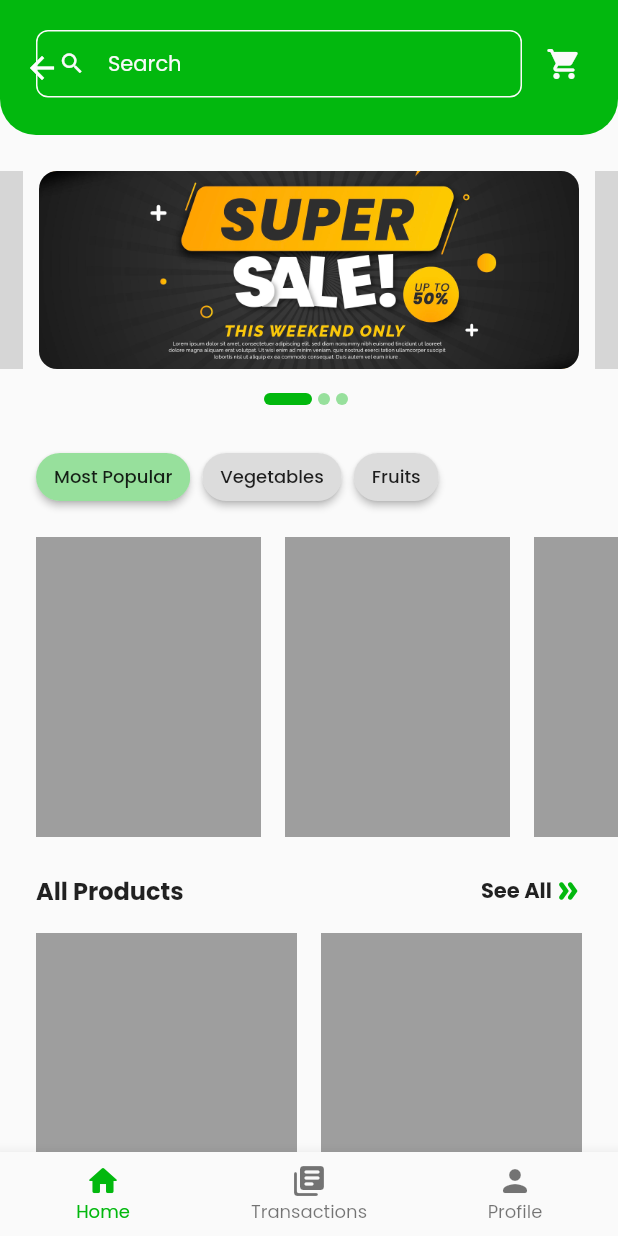
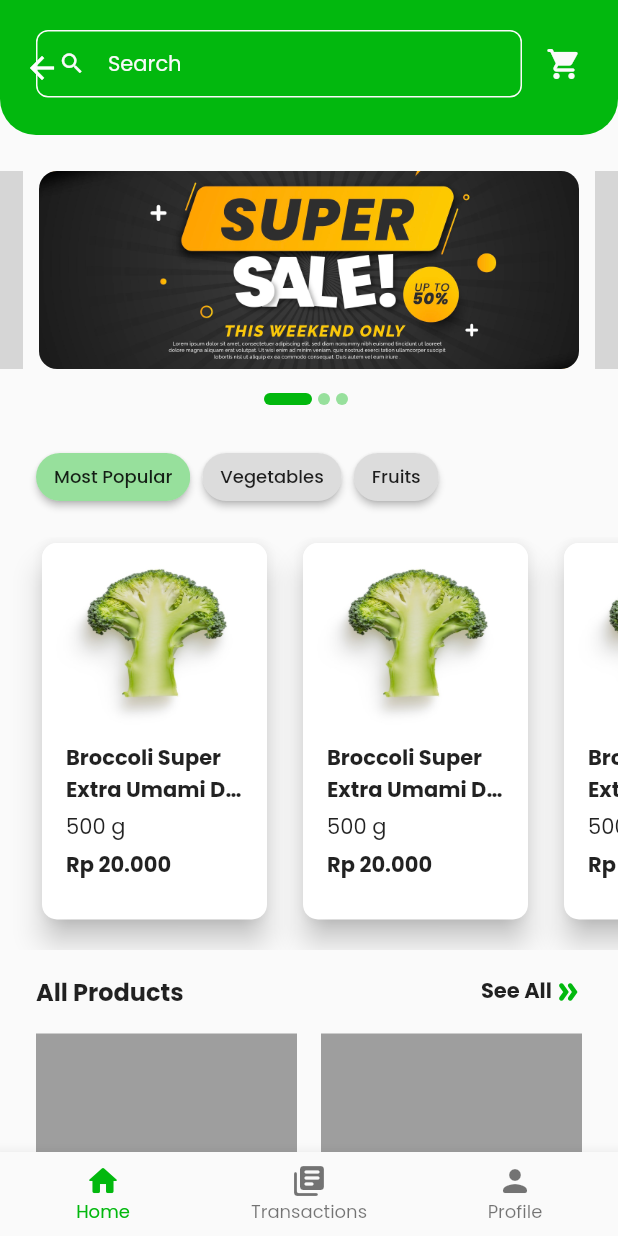
Before and after one commit to stanleymesa/segarbox_flutter, a Flutter app: the HomeView screen opened by its route, on a phone screen of 412 x 824 dp. Run offline on Flutter 3.47's test engine with Material 2 defaults, Android fonts, the phone set to English and light mode, and no system bars; our stand-ins replace get, google_fonts, lottie; grey boxes are pictures that could not be loaded.

Commit message:
Home Page 1.1

```diff
--- a/lib/app/modules/home/views/home_view.dart
+++ b/lib/app/modules/home/views/home_view.dart
@@ -85,7 +85,7 @@ class HomePage extends StatelessWidget {
               ),
               HorizontalListView1(),
               SizedBox(
-                height: 24,
+                height: 16,
               ),
               AllProductsTitle(),
               SizedBox(
@@ -118,9 +118,12 @@ class GridView1 extends StatelessWidget {
         shrinkWrap: true,
         primary: false,
         gridDelegate: SliverGridDelegateWithFixedCrossAxisCount(
-            crossAxisCount: 2, mainAxisSpacing: 16, crossAxisSpacing: 16),
+          crossAxisCount: 2,
+          mainAxisSpacing: 16,
+          crossAxisSpacing: 16,
+          childAspectRatio: 0.65,
+        ),
         itemBuilder: (context, index) => Container(
-          height: 200,
           color: Colors.grey,
         ),
       ),
@@ -171,15 +174,69 @@ class HorizontalListView1 extends StatelessWidget {
   @override
   Widget build(BuildContext context) {
     return SizedBox(
-      height: 200,
+      height: 275,
       child: ListView.separated(
-          padding: EdgeInsets.symmetric(horizontal: 24),
+          padding: EdgeInsets.fromLTRB(24, 0, 24, 16),
           scrollDirection: Axis.horizontal,
           itemBuilder: (context, index) => (index != 10)
-              ? Container(
-                  width: 150,
-                  color: Colors.grey,
-                )
+              ? Card(
+                  color: Colors.white,
+                  elevation: 8,
+                  shape: RoundedRectangleBorder(
+                    borderRadius: BorderRadius.all(Radius.circular(10)),
+                  ),
+                  child: SizedBox(
+                    width: 150,
+                    child: Column(
+                      crossAxisAlignment: CrossAxisAlignment.start,
+                      children: [
+                        ClipRRect(
+                          borderRadius: BorderRadius.only(
+                            topLeft: Radius.circular(10),
+                            topRight: Radius.circular(10),
+                          ),
+                          child: Image.asset(
+                            'assets/image/veggie.jpg',
+                            width: 150,
+                            height: 125,
+                            fit: BoxFit.fill,
+                          ),
+                        ),
+                        SizedBox(
+                          height: 8,
+                        ),
+                        Padding(
+                          padding: const EdgeInsets.symmetric(horizontal: 16),
+                          child: Text(
+                            'Broccoli Super Extra Umami Damn So Much',
+                            style: normalBold,
+                            maxLines: 2,
+                            overflow: TextOverflow.ellipsis,
+                          ),
+                        ),
+                        SizedBox(
+                          height: 4,
+                        ),
+                        Padding(
+                          padding: const EdgeInsets.symmetric(horizontal: 16),
+                          child: Text(
+                            '500 g',
+                            style: normalDark,
+                          ),
+                        ),
+                        SizedBox(
+                          height: 4,
+                        ),
+                        Padding(
+                          padding: const EdgeInsets.symmetric(horizontal: 16),
+                          child: Text(
+                            'Rp 20.000',
+                            style: normalBold,
+                          ),
+                        ),
+                      ],
+                    ),
+                  ))
               : Row(
                   mainAxisAlignment: MainAxisAlignment.center,
                   children: [
--- a/pubspec.yaml
+++ b/pubspec.yaml
@@ -13,6 +13,7 @@ dependencies:
   lottie: ^1.4.3
   google_fonts: ^3.0.1
   carousel_slider: ^4.1.1
+  flutter_staggered_grid_view: ^0.6.2
 
 dev_dependencies:
   flutter_lints: ^2.0.0
```
Also changed, not shown: assets/image/veggie.jpg (added), pubspec.lock.
